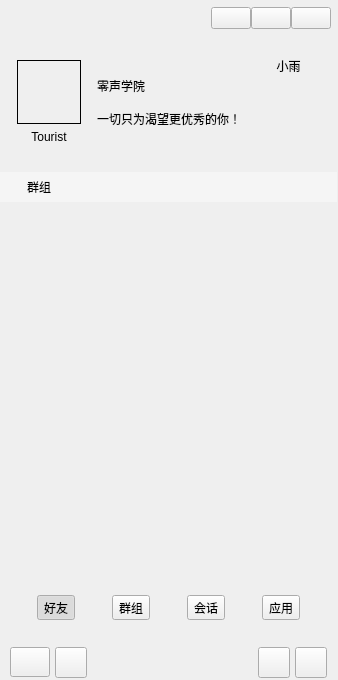
First picture: the form in mainwindow.ui, repository czhasj/MyChatClient, before the edit.
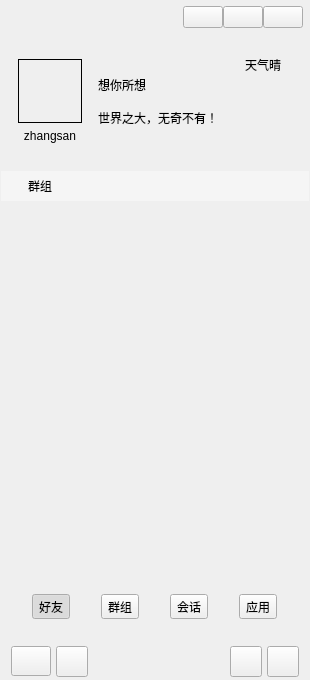
Second picture: the form after the edit. The open tabs and pages were chosen to show the change. Icons and pictures are not drawn. Custom widgets are drawn as their Qt base class.

Patch:
```diff
--- a/mainwindow.ui
+++ b/mainwindow.ui
@@ -6,31 +6,339 @@
    <rect>
     <x>0</x>
     <y>0</y>
-    <width>338</width>
+    <width>310</width>
     <height>680</height>
    </rect>
   </property>
+  <property name="maximumSize">
+   <size>
+    <width>362</width>
+    <height>16777215</height>
+   </size>
+  </property>
   <property name="windowTitle">
    <string>MainWindow</string>
   </property>
-  <widget class="QWidget" name="centralWidget" native="true">
-   <property name="geometry">
-    <rect>
-     <x>0</x>
-     <y>0</y>
-     <width>337</width>
-     <height>682</height>
-    </rect>
-   </property>
-   <widget class="ChatStackedWidget" name="GCStackedWidget">
-    <property name="geometry">
-     <rect>
-      <x>0</x>
-      <y>172</y>
-      <width>337</width>
-      <height>398</height>
-     </rect>
-    </property>
+  <property name="windowIcon">
+   <iconset resource="resource.qrc">
+    <normaloff>:/resource/background/app.png</normaloff>:/resource/background/app.png</iconset>
+  </property>
+  <property name="styleSheet">
+   <string notr="true"/>
+  </property>
+  <layout class="QVBoxLayout" name="verticalLayout">
+   <property name="spacing">
+    <number>0</number>
+   </property>
+   <property name="leftMargin">
+    <number>1</number>
+   </property>
+   <property name="topMargin">
+    <number>1</number>
+   </property>
+   <property name="rightMargin">
+    <number>1</number>
+   </property>
+   <property name="bottomMargin">
+    <number>1</number>
+   </property>
+   <item>
+    <widget class="QWidget" name="widgetUserInfo" native="true">
+     <property name="minimumSize">
+      <size>
+       <width>0</width>
+       <height>170</height>
+      </size>
+     </property>
+     <property name="maximumSize">
+      <size>
+       <width>16777215</width>
+       <height>170</height>
+      </size>
+     </property>
+     <layout class="QVBoxLayout" name="verticalLayout_9">
+      <property name="spacing">
+       <number>0</number>
+      </property>
+      <property name="leftMargin">
+       <number>1</number>
+      </property>
+      <property name="topMargin">
+       <number>1</number>
+      </property>
+      <property name="rightMargin">
+       <number>1</number>
+      </property>
+      <property name="bottomMargin">
+       <number>1</number>
+      </property>
+      <item>
+       <widget class="QWidget" name="widgetWinBar" native="true">
+        <property name="minimumSize">
+         <size>
+          <width>0</width>
+          <height>30</height>
+         </size>
+        </property>
+        <property name="maximumSize">
+         <size>
+          <width>16777215</width>
+          <height>30</height>
+         </size>
+        </property>
+        <layout class="QHBoxLayout" name="horizontalLayout_7">
+         <property name="spacing">
+          <number>0</number>
+         </property>
+         <property name="leftMargin">
+          <number>0</number>
+         </property>
+         <property name="topMargin">
+          <number>0</number>
+         </property>
+         <property name="rightMargin">
+          <number>5</number>
+         </property>
+         <property name="bottomMargin">
+          <number>0</number>
+         </property>
+         <item>
+          <widget class="QLabel" name="label_9">
+           <property name="minimumSize">
+            <size>
+             <width>30</width>
+             <height>0</height>
+            </size>
+           </property>
+           <property name="text">
+            <string/>
+           </property>
+           <property name="pixmap">
+            <pixmap resource="resource.qrc">:/resource/images/robot.png</pixmap>
+           </property>
+          </widget>
+         </item>
+         <item>
+          <spacer name="horizontalSpacer">
+           <property name="orientation">
+            <enum>Qt::Horizontal</enum>
+           </property>
+           <property name="sizeHint" stdset="0">
+            <size>
+             <width>220</width>
+             <height>20</height>
+            </size>
+           </property>
+          </spacer>
+         </item>
+         <item>
+          <widget class="QPushButton" name="btnWinMenu">
+           <property name="focusPolicy">
+            <enum>Qt::NoFocus</enum>
+           </property>
+           <property name="text">
+            <string/>
+           </property>
+          </widget>
+         </item>
+         <item>
+          <widget class="QPushButton" name="btnWinMin">
+           <property name="focusPolicy">
+            <enum>Qt::NoFocus</enum>
+           </property>
+           <property name="text">
+            <string/>
+           </property>
+           <property name="icon">
+            <iconset resource="resource.qrc">
+             <normaloff>:/resource/common/ic_min.png</normaloff>:/resource/common/ic_min.png</iconset>
+           </property>
+          </widget>
+         </item>
+         <item>
+          <widget class="QPushButton" name="btnWinClose">
+           <property name="focusPolicy">
+            <enum>Qt::NoFocus</enum>
+           </property>
+           <property name="text">
+            <string/>
+           </property>
+           <property name="icon">
+            <iconset resource="resource.qrc">
+             <normaloff>:/resource/common/ic_close_white.png</normaloff>:/resource/common/ic_close_white.png</iconset>
+           </property>
+          </widget>
+         </item>
+        </layout>
+       </widget>
+      </item>
+      <item>
+       <layout class="QHBoxLayout" name="horizontalLayout_8">
+        <property name="spacing">
+         <number>5</number>
+        </property>
+        <property name="leftMargin">
+         <number>5</number>
+        </property>
+        <property name="rightMargin">
+         <number>5</number>
+        </property>
+        <item>
+         <widget class="QWidget" name="widget" native="true">
+          <layout class="QVBoxLayout" name="verticalLayout_2">
+           <item>
+            <spacer name="verticalSpacer_4">
+             <property name="orientation">
+              <enum>Qt::Vertical</enum>
+             </property>
+             <property name="sizeHint" stdset="0">
+              <size>
+               <width>20</width>
+               <height>40</height>
+              </size>
+             </property>
+            </spacer>
+           </item>
+           <item>
+            <widget class="WidgetHead" name="widgetHead" native="true">
+             <property name="minimumSize">
+              <size>
+               <width>64</width>
+               <height>64</height>
+              </size>
+             </property>
+             <property name="maximumSize">
+              <size>
+               <width>64</width>
+               <height>64</height>
+              </size>
+             </property>
+             <property name="styleSheet">
+              <string notr="true">border: 1px solid #000000;</string>
+             </property>
+             <layout class="QHBoxLayout" name="horizontalLayout_9">
+              <property name="spacing">
+               <number>0</number>
+              </property>
+              <property name="leftMargin">
+               <number>0</number>
+              </property>
+              <property name="topMargin">
+               <number>0</number>
+              </property>
+              <property name="rightMargin">
+               <number>0</number>
+              </property>
+              <property name="bottomMargin">
+               <number>0</number>
+              </property>
+             </layout>
+            </widget>
+           </item>
+           <item>
+            <widget class="QLabel" name="labelUser">
+             <property name="text">
+              <string>zhangsan</string>
+             </property>
+             <property name="alignment">
+              <set>Qt::AlignCenter</set>
+             </property>
+            </widget>
+           </item>
+           <item>
+            <spacer name="verticalSpacer_3">
+             <property name="orientation">
+              <enum>Qt::Vertical</enum>
+             </property>
+             <property name="sizeHint" stdset="0">
+              <size>
+               <width>20</width>
+               <height>40</height>
+              </size>
+             </property>
+            </spacer>
+           </item>
+          </layout>
+         </widget>
+        </item>
+        <item>
+         <layout class="QVBoxLayout" name="verticalLayout_7">
+          <property name="spacing">
+           <number>15</number>
+          </property>
+          <item>
+           <spacer name="verticalSpacer_2">
+            <property name="orientation">
+             <enum>Qt::Vertical</enum>
+            </property>
+            <property name="sizeHint" stdset="0">
+             <size>
+              <width>20</width>
+              <height>40</height>
+             </size>
+            </property>
+           </spacer>
+          </item>
+          <item>
+           <widget class="QLabel" name="labelUserName">
+            <property name="text">
+             <string>想你所想</string>
+            </property>
+           </widget>
+          </item>
+          <item>
+           <widget class="QLabel" name="labelUserMask">
+            <property name="text">
+             <string>世界之大，无奇不有！</string>
+            </property>
+           </widget>
+          </item>
+          <item>
+           <spacer name="verticalSpacer">
+            <property name="orientation">
+             <enum>Qt::Vertical</enum>
+            </property>
+            <property name="sizeHint" stdset="0">
+             <size>
+              <width>20</width>
+              <height>40</height>
+             </size>
+            </property>
+           </spacer>
+          </item>
+         </layout>
+        </item>
+        <item>
+         <layout class="QVBoxLayout" name="verticalLayout_8">
+          <item>
+           <widget class="QLabel" name="label_10">
+            <property name="text">
+             <string>天气晴</string>
+            </property>
+            <property name="alignment">
+             <set>Qt::AlignCenter</set>
+            </property>
+           </widget>
+          </item>
+          <item>
+           <widget class="QLabel" name="label_12">
+            <property name="text">
+             <string/>
+            </property>
+            <property name="alignment">
+             <set>Qt::AlignCenter</set>
+            </property>
+           </widget>
+          </item>
+         </layout>
+        </item>
+       </layout>
+      </item>
+     </layout>
+    </widget>
+   </item>
+   <item>
+    <widget class="AnimationStackedWidget" name="GCStackedWidget">
     <property name="styleSheet">
      <string notr="true"/>
     </property>
@@ -334,320 +642,9 @@
      </layout>
     </widget>
    </widget>
-   <widget class="QWidget" name="widgetUserInfo" native="true">
-    <property name="geometry">
-     <rect>
-      <x>0</x>
-      <y>2</y>
-      <width>337</width>
-      <height>170</height>
-     </rect>
-    </property>
-    <property name="minimumSize">
-     <size>
-      <width>0</width>
-      <height>170</height>
-     </size>
-    </property>
-    <property name="maximumSize">
-     <size>
-      <width>16777215</width>
-      <height>170</height>
-     </size>
-    </property>
-    <layout class="QVBoxLayout" name="verticalLayout_9">
-     <property name="spacing">
-      <number>0</number>
-     </property>
-     <property name="leftMargin">
-      <number>1</number>
-     </property>
-     <property name="topMargin">
-      <number>1</number>
-     </property>
-     <property name="rightMargin">
-      <number>1</number>
-     </property>
-     <property name="bottomMargin">
-      <number>1</number>
-     </property>
-     <item>
-      <widget class="QWidget" name="widgetWinBar" native="true">
-       <property name="minimumSize">
-        <size>
-         <width>0</width>
-         <height>30</height>
-        </size>
-       </property>
-       <property name="maximumSize">
-        <size>
-         <width>16777215</width>
-         <height>30</height>
-        </size>
-       </property>
-       <layout class="QHBoxLayout" name="horizontalLayout_7">
-        <property name="spacing">
-         <number>0</number>
-        </property>
-        <property name="leftMargin">
-         <number>0</number>
-        </property>
-        <property name="topMargin">
-         <number>0</number>
-        </property>
-        <property name="rightMargin">
-         <number>5</number>
-        </property>
-        <property name="bottomMargin">
-         <number>0</number>
-        </property>
-        <item>
-         <widget class="QLabel" name="label_9">
-          <property name="minimumSize">
-           <size>
-            <width>30</width>
-            <height>0</height>
-           </size>
-          </property>
-          <property name="text">
-           <string/>
-          </property>
-          <property name="pixmap">
-           <pixmap resource="resource.qrc">:/resource/images/robot.png</pixmap>
-          </property>
-         </widget>
         </item>
         <item>
-         <spacer name="horizontalSpacer">
-          <property name="orientation">
-           <enum>Qt::Horizontal</enum>
-          </property>
-          <property name="sizeHint" stdset="0">
-           <size>
-            <width>220</width>
-            <height>20</height>
-           </size>
-          </property>
-         </spacer>
-        </item>
-        <item>
-         <widget class="QPushButton" name="btnWinMenu">
-          <property name="focusPolicy">
-           <enum>Qt::NoFocus</enum>
-          </property>
-          <property name="text">
-           <string/>
-          </property>
-          <property name="icon">
-           <iconset resource="resource.qrc">
-            <normaloff>:/resource/common/ic_login_cfg.png</normaloff>:/resource/common/ic_login_cfg.png</iconset>
-          </property>
-         </widget>
-        </item>
-        <item>
-         <widget class="QPushButton" name="btnWinMin">
-          <property name="focusPolicy">
-           <enum>Qt::NoFocus</enum>
-          </property>
-          <property name="text">
-           <string/>
-          </property>
-          <property name="icon">
-           <iconset resource="resource.qrc">
-            <normaloff>:/resource/common/ic_min.png</normaloff>:/resource/common/ic_min.png</iconset>
-          </property>
-         </widget>
-        </item>
-        <item>
-         <widget class="QPushButton" name="btnWinClose">
-          <property name="focusPolicy">
-           <enum>Qt::NoFocus</enum>
-          </property>
-          <property name="text">
-           <string/>
-          </property>
-          <property name="icon">
-           <iconset resource="resource.qrc">
-            <normaloff>:/resource/common/ic_close_white.png</normaloff>:/resource/common/ic_close_white.png</iconset>
-          </property>
-         </widget>
-        </item>
-       </layout>
-      </widget>
-     </item>
-     <item>
-      <layout class="QHBoxLayout" name="horizontalLayout_8">
-       <property name="spacing">
-        <number>5</number>
-       </property>
-       <property name="leftMargin">
-        <number>5</number>
-       </property>
-       <property name="rightMargin">
-        <number>5</number>
-       </property>
-       <item>
-        <widget class="QWidget" name="widget" native="true">
-         <layout class="QVBoxLayout" name="verticalLayout_2">
-          <item>
-           <spacer name="verticalSpacer_4">
-            <property name="orientation">
-             <enum>Qt::Vertical</enum>
-            </property>
-            <property name="sizeHint" stdset="0">
-             <size>
-              <width>20</width>
-              <height>40</height>
-             </size>
-            </property>
-           </spacer>
-          </item>
-          <item>
-           <widget class="QWidget" name="widgetHead" native="true">
-            <property name="minimumSize">
-             <size>
-              <width>64</width>
-              <height>64</height>
-             </size>
-            </property>
-            <property name="maximumSize">
-             <size>
-              <width>64</width>
-              <height>64</height>
-             </size>
-            </property>
-            <property name="styleSheet">
-             <string notr="true">border: 1px solid #000000;</string>
-            </property>
-            <layout class="QHBoxLayout" name="horizontalLayout_9">
-             <property name="spacing">
-              <number>0</number>
-             </property>
-             <property name="leftMargin">
-              <number>0</number>
-             </property>
-             <property name="topMargin">
-              <number>0</number>
-             </property>
-             <property name="rightMargin">
-              <number>0</number>
-             </property>
-             <property name="bottomMargin">
-              <number>0</number>
-             </property>
-            </layout>
-           </widget>
-          </item>
-          <item>
-           <widget class="QLabel" name="labelUser">
-            <property name="text">
-             <string>Tourist</string>
-            </property>
-            <property name="alignment">
-             <set>Qt::AlignCenter</set>
-            </property>
-           </widget>
-          </item>
-          <item>
-           <spacer name="verticalSpacer_3">
-            <property name="orientation">
-             <enum>Qt::Vertical</enum>
-            </property>
-            <property name="sizeHint" stdset="0">
-             <size>
-              <width>20</width>
-              <height>40</height>
-             </size>
-            </property>
-           </spacer>
-          </item>
-         </layout>
-        </widget>
-       </item>
-       <item>
-        <layout class="QVBoxLayout" name="verticalLayout_7">
-         <property name="spacing">
-          <number>15</number>
-         </property>
-         <item>
-          <spacer name="verticalSpacer_2">
-           <property name="orientation">
-            <enum>Qt::Vertical</enum>
-           </property>
-           <property name="sizeHint" stdset="0">
-            <size>
-             <width>20</width>
-             <height>40</height>
-            </size>
-           </property>
-          </spacer>
-         </item>
-         <item>
-          <widget class="QLabel" name="labelUserName">
-           <property name="text">
-            <string>零声学院</string>
-           </property>
-          </widget>
-         </item>
-         <item>
-          <widget class="QLabel" name="labelUserMask">
-           <property name="text">
-            <string>一切只为渴望更优秀的你！</string>
-           </property>
-          </widget>
-         </item>
-         <item>
-          <spacer name="verticalSpacer">
-           <property name="orientation">
-            <enum>Qt::Vertical</enum>
-           </property>
-           <property name="sizeHint" stdset="0">
-            <size>
-             <width>20</width>
-             <height>40</height>
-            </size>
-           </property>
-          </spacer>
-         </item>
-        </layout>
-       </item>
-       <item>
-        <layout class="QVBoxLayout" name="verticalLayout_8">
-         <item>
-          <widget class="QLabel" name="label_10">
-           <property name="text">
-            <string>小雨</string>
-           </property>
-           <property name="alignment">
-            <set>Qt::AlignCenter</set>
-           </property>
-          </widget>
-         </item>
-         <item>
-          <widget class="QLabel" name="label_12">
-           <property name="text">
-            <string/>
-           </property>
-           <property name="alignment">
-            <set>Qt::AlignCenter</set>
-           </property>
-          </widget>
-         </item>
-        </layout>
-       </item>
-      </layout>
-     </item>
-    </layout>
-   </widget>
    <widget class="QWidget" name="widgetBottom" native="true">
-    <property name="geometry">
-     <rect>
-      <x>0</x>
-      <y>570</y>
-      <width>337</width>
-      <height>110</height>
-     </rect>
-    </property>
     <property name="minimumSize">
      <size>
       <width>0</width>
@@ -962,20 +959,27 @@
      </item>
     </layout>
    </widget>
-  </widget>
+   </item>
+  </layout>
  </widget>
  <layoutdefault spacing="6" margin="11"/>
  <customwidgets>
-  <customwidget>
-   <class>ChatStackedWidget</class>
-   <extends>QStackedWidget</extends>
-   <header location="global">chatstackedwidget.h</header>
-   <container>1</container>
-  </customwidget>
   <customwidget>
    <class>QQListWidget</class>
    <extends>QWidget</extends>
-   <header location="global">qqlist/qqlistwidget.h</header>
+   <header>qqlist/qqlistwidget.h</header>
+   <container>1</container>
+  </customwidget>
+  <customwidget>
+   <class>WidgetHead</class>
+   <extends>QWidget</extends>
+   <header location="global">widgethead.h</header>
+   <container>1</container>
+  </customwidget>
+  <customwidget>
+   <class>AnimationStackedWidget</class>
+   <extends>QStackedWidget</extends>
+   <header>animationstackedwidget.h</header>
    <container>1</container>
   </customwidget>
  </customwidgets>
```
Left out of the diff: 39 changed lines with no effect on the pictures. Lines whose indentation alone changed are shown as unchanged.
